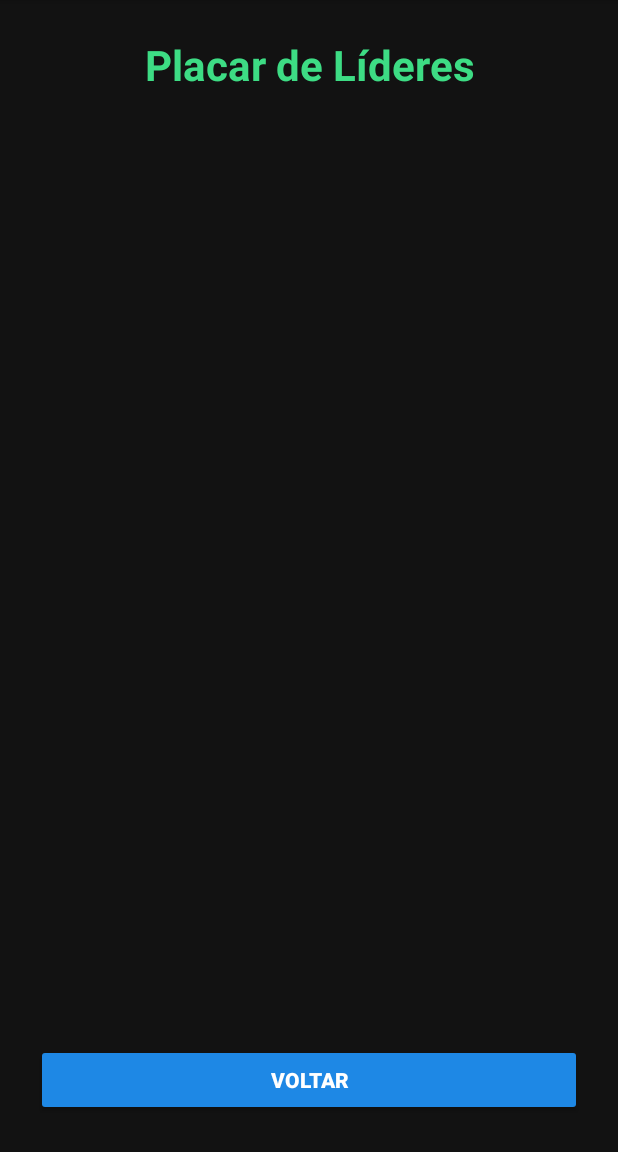
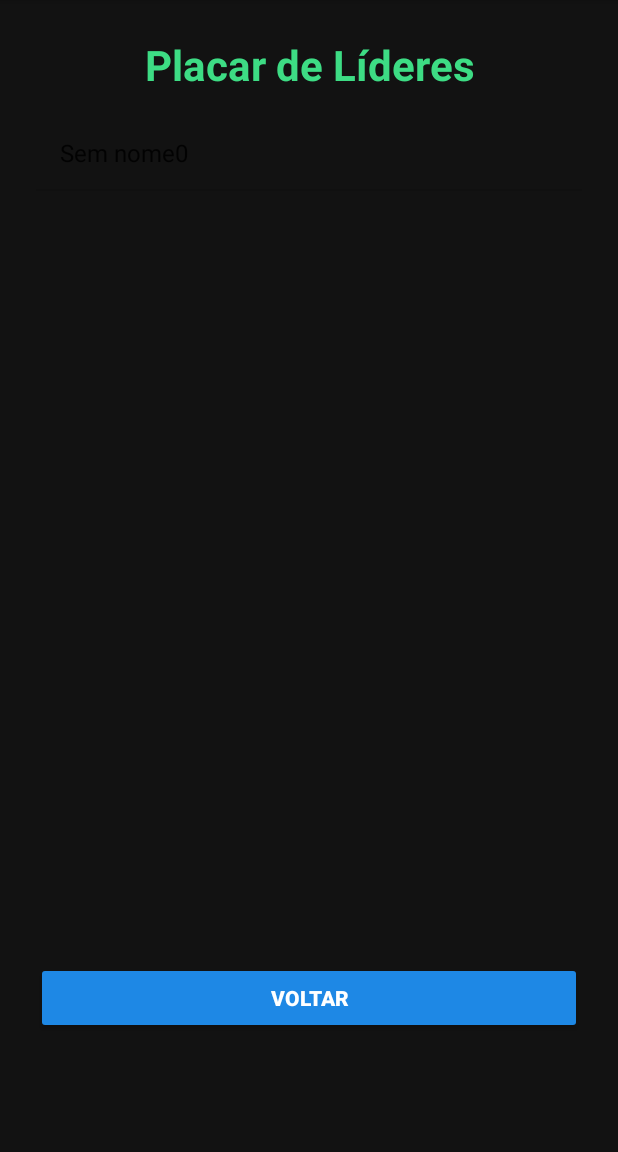
Before and after one commit to SauloOliveira358/Show-do-Android, an Android app: the Placar screen opened directly, with no data from a screen before it, on a phone screen of 412 x 824 dp, the part 84-1236 px from its top. Run offline under Robolectric (Android 15) with nearby library versions, the phone set to English and light mode, and no system bars.

Commit message:
Tela de ComoJogar criada e tela de placar criada e implementada falta test

```diff
--- a/app/src/main/java/com/example/showdomilhao/Placar.java
+++ b/app/src/main/java/com/example/showdomilhao/Placar.java
@@ -1,13 +1,52 @@
 package com.example.showdomilhao;
 
+import android.content.Intent;
+import android.content.SharedPreferences;
 import android.support.v7.app.AppCompatActivity;
 import android.os.Bundle;
+import android.view.View;
+import android.widget.ArrayAdapter;
+import android.widget.Button;
+import android.widget.ListView;
 
 public class Placar extends AppCompatActivity {
+
+    private ListView listaPlacar;
+    private Button voltaPrincipal;
+    private String[] placar;
+
 
     @Override
     protected void onCreate(Bundle savedInstanceState) {
         super.onCreate(savedInstanceState);
         setContentView(R.layout.activity_placar);
+
+        listaPlacar = findViewById(R.id.idListaPlacar);
+        voltaPrincipal = findViewById(R.id.idbtnVoltarP);
+
+        SharedPreferences preferences = getSharedPreferences(Dados.ARQUIVO_USUARIO, MODE_PRIVATE);
+        String nome = preferences.getString(Dados.NOME, "Sem nome");
+        int pontuacao = preferences.getInt(Dados.PONTUACAO, 0);
+
+        placar = new String[]{
+                 nome + pontuacao
+
+
+        };
+        ArrayAdapter<String> adapter = new ArrayAdapter<>(
+                this,
+                android.R.layout.simple_list_item_1,
+                placar
+        );
+
+        listaPlacar.setAdapter(adapter);
+
+        voltaPrincipal.setOnClickListener(new View.OnClickListener() {
+            @Override
+            public void onClick(View view) {
+                Intent intent = new Intent(Placar.this, MainActivity.class);
+                startActivity(intent);
+            }
+        });
     }
 }
--- a/app/src/main/res/layout/activity_placar.xml
+++ b/app/src/main/res/layout/activity_placar.xml
@@ -16,19 +16,22 @@
         android:gravity="center"
         android:paddingBottom="16dp" />
 
-    <androidx.recyclerview.widget.RecyclerView
-        android:id="@+id/recyclerViewScores"
+    <ListView
+        android:id="@+id/idListaPlacar"
         android:layout_width="match_parent"
-        android:layout_height="0dp"
-        android:layout_weight="1" />
+        android:layout_height="547dp"
+        android:background="#0000"
+        android:cacheColorHint="#FFFFFF"
+
+        android:textColor="#FFFFFF" />
 
     <Button
-        android:id="@+id/btnVoltar"
+        android:id="@+id/idbtnVoltarP"
         android:layout_width="match_parent"
         android:layout_height="wrap_content"
+        android:layout_marginTop="16dp"
+        android:backgroundTint="#1E88E5"
         android:text="Voltar"
-        android:backgroundTint="#1E88E5"
         android:textColor="#FFFFFF"
-        android:textStyle="bold"
-        android:layout_marginTop="16dp" />
+        android:textStyle="bold" />
 </LinearLayout>
```
Also changed, not shown: app/src/main/AndroidManifest.xml (+9 -7 lines), app/src/main/java/com/example/showdomilhao/ComoJogar.java (added, +13 -0 lines), app/src/main/java/com/example/showdomilhao/MainActivity.java (+16 -0 lines), app/src/main/java/com/example/showdomilhao/Quiz.java (+11 -24 lines), app/src/main/res/layout/activity_como_jogar.xml (added, +9 -0 lines).
